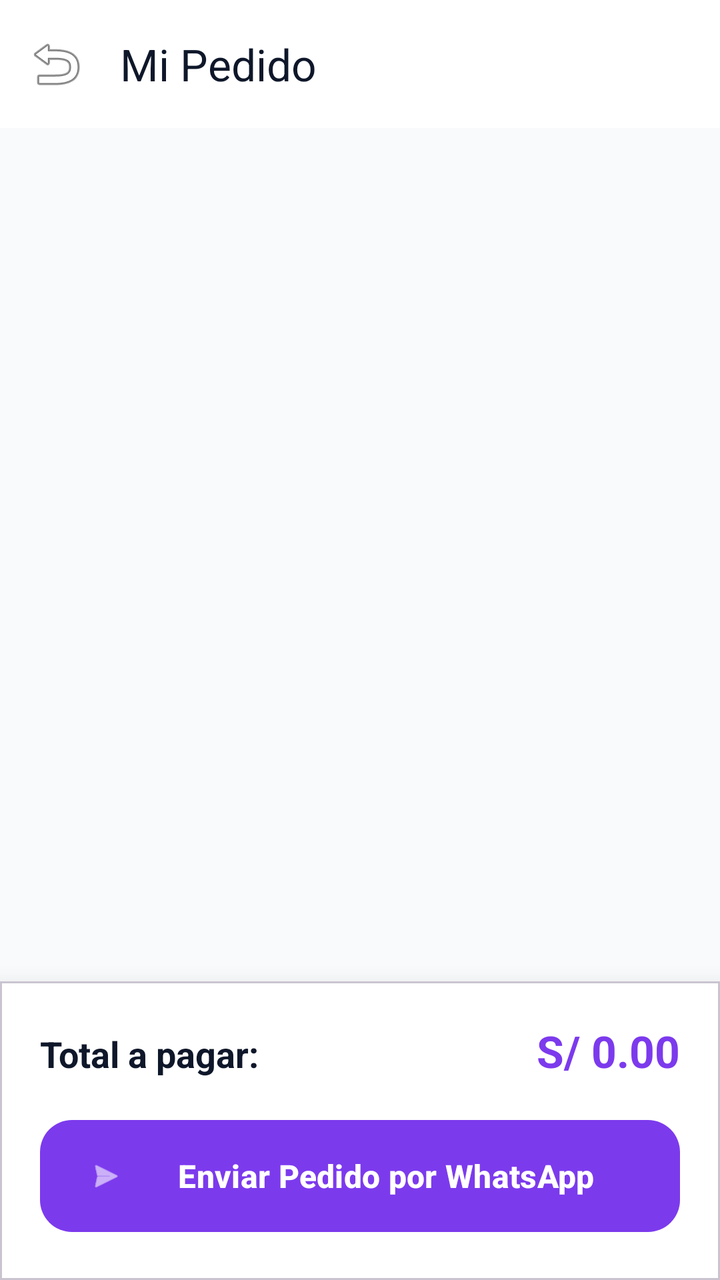
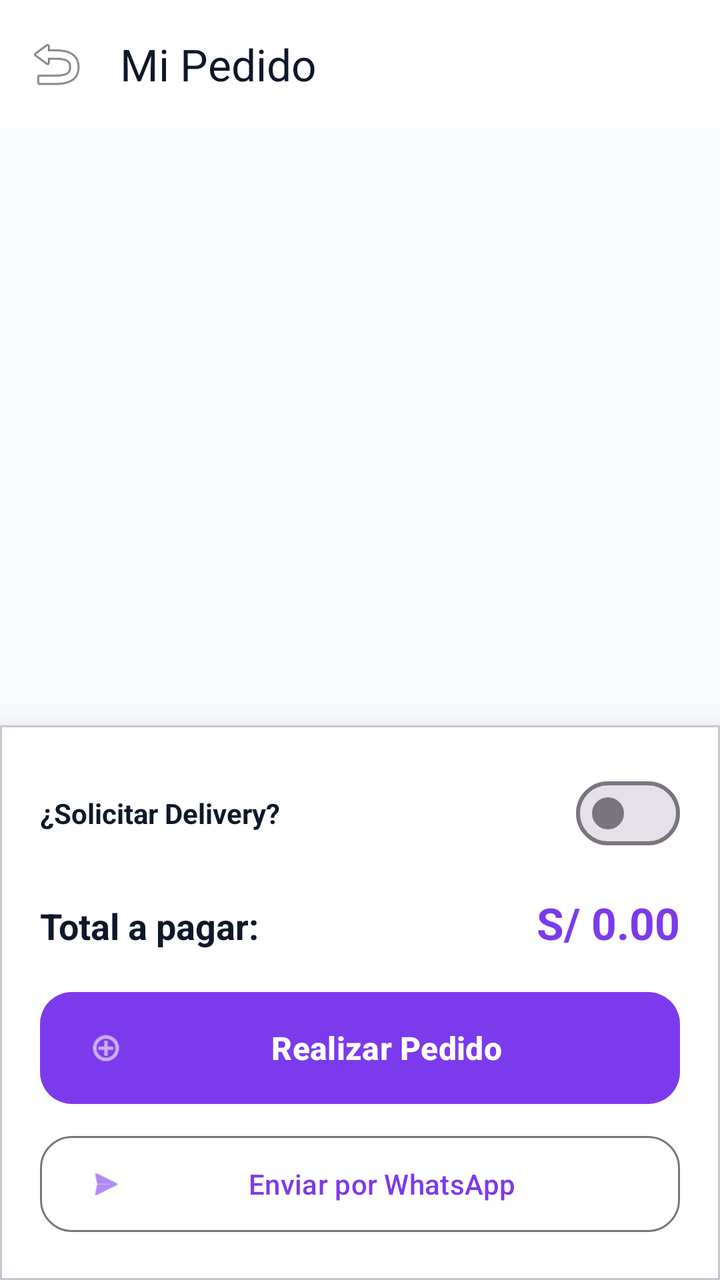

An Android layout rendered at two revisions. The XML below is the earlier revision; the diff shows what the commit changed to produce the second picture.
<!-- AndroidManifest.xml: application theme Theme.GoMezMart -->
<!-- res/layout/activity_cart_checkout.xml -->
<?xml version="1.0" encoding="utf-8"?>
<androidx.coordinatorlayout.widget.CoordinatorLayout xmlns:android="http://schemas.android.com/apk/res/android"
    xmlns:app="http://schemas.android.com/apk/res-auto"
    android:layout_width="match_parent"
    android:layout_height="match_parent"
    android:background="@color/slate_50">

    <com.google.android.material.appbar.AppBarLayout
        android:layout_width="match_parent"
        android:layout_height="wrap_content"
        android:background="@color/white"
        app:elevation="0dp">

        <com.google.android.material.appbar.MaterialToolbar
            android:id="@+id/toolbarCart"
            android:layout_width="match_parent"
            android:layout_height="?attr/actionBarSize"
            app:title="Mi Pedido"
            app:titleTextColor="@color/slate_900"
            app:navigationIcon="@android:drawable/ic_menu_revert" />

    </com.google.android.material.appbar.AppBarLayout>

    <androidx.recyclerview.widget.RecyclerView
        android:id="@+id/rvCartItems"
        android:layout_width="match_parent"
        android:layout_height="match_parent"
        android:clipToPadding="false"
        android:padding="8dp"
        android:paddingBottom="180dp"
        app:layout_behavior="@string/appbar_scrolling_view_behavior" />

    <com.google.android.material.card.MaterialCardView
        android:layout_width="match_parent"
        android:layout_height="wrap_content"
        android:layout_gravity="bottom"
        app:cardElevation="16dp"
        app:cardCornerRadius="0dp">

        <LinearLayout
            android:layout_width="match_parent"
            android:layout_height="wrap_content"
            android:orientation="vertical"
            android:padding="20dp"
            android:background="@color/white">

            <LinearLayout
                android:layout_width="match_parent"
                android:layout_height="wrap_content"
                android:orientation="horizontal"
                android:layout_marginBottom="16dp">

                <TextView
                    android:layout_width="0dp"
                    android:layout_height="wrap_content"
                    android:layout_weight="1"
                    android:text="Total a pagar:"
                    android:textSize="18sp"
                    android:textColor="@color/slate_900"
                    android:textStyle="bold" />

                <TextView
                    android:id="@+id/tvCheckoutTotal"
                    android:layout_width="wrap_content"
                    android:layout_height="wrap_content"
                    android:text="S/ 0.00"
                    android:textSize="22sp"
                    android:textColor="?attr/colorPrimary"
                    android:textStyle="bold" />
            </LinearLayout>

            <com.google.android.material.button.MaterialButton
                android:id="@+id/btnSendOrderWhatsApp"
                android:layout_width="match_parent"
                android:layout_height="64dp"
                android:text="Enviar Pedido por WhatsApp"
                android:textSize="16sp"
                android:textStyle="bold"
                app:cornerRadius="16dp"
                app:icon="@android:drawable/ic_menu_send" />

        </LinearLayout>
    </com.google.android.material.card.MaterialCardView>

</androidx.coordinatorlayout.widget.CoordinatorLayout>
<!-- resources referenced by this layout -->
<resources>
  <color name="slate_50">#F8FAFC</color>
  <color name="slate_900">#0F172A</color>
  <color name="white">#FFFFFFFF</color>
  <style name="Theme.GoMezMart" parent="Base.Theme.GoMezMart" />
  <style name="Base.Theme.GoMezMart" parent="Theme.Material3.DayNight.NoActionBar">
          <item name="colorPrimary">@color/purple_600</item>
          <item name="colorOnPrimary">@color/white</item>
          <item name="colorSecondary">@color/indigo_500</item>
          <item name="colorSurface">@color/slate_50</item>
          <item name="colorOnSurface">@color/slate_900</item>
          <item name="colorOnSurfaceVariant">@color/slate_500</item>
          <item name="colorSurfaceContainer">@color/white</item>
          <item name="android:windowBackground">@color/slate_50</item>
      </style>
  <color name="purple_600">#7C3AED</color>
  <color name="indigo_500">#6366F1</color>
  <color name="slate_500">#64748B</color>
</resources>

<!-- the commit's change to res/layout/activity_cart_checkout.xml (unified diff, before → after) -->
@@ -48,6 +48,53 @@
                 android:layout_width="match_parent"
                 android:layout_height="wrap_content"
                 android:orientation="horizontal"
+                android:layout_marginBottom="16dp"
+                android:gravity="center_vertical">
+
+                <TextView
+                    android:layout_width="0dp"
+                    android:layout_weight="1"
+                    android:layout_height="wrap_content"
+                    android:text="¿Solicitar Delivery?"
+                    android:textColor="@color/slate_900"
+                    android:textStyle="bold" />
+
+                <com.google.android.material.materialswitch.MaterialSwitch
+                    android:id="@+id/switchDelivery"
+                    android:layout_width="wrap_content"
+                    android:layout_height="wrap_content" />
+            </LinearLayout>
+
+            <LinearLayout
+                android:id="@+id/layoutDeliveryInfo"
+                android:layout_width="match_parent"
+                android:layout_height="wrap_content"
+                android:orientation="vertical"
+                android:visibility="gone"
+                android:layout_marginBottom="16dp">
+
+                <com.google.android.material.button.MaterialButton
+                    android:id="@+id/btnSetDeliveryLocation"
+                    style="@style/Widget.Material3.Button.TonalButton"
+                    android:layout_width="match_parent"
+                    android:layout_height="wrap_content"
+                    android:text="📍 Establecer Ubicación GPS"
+                    app:cornerRadius="12dp" />
+
+                <TextView
+                    android:id="@+id/tvDeliveryAddress"
+                    android:layout_width="match_parent"
+                    android:layout_height="wrap_content"
+                    android:layout_marginTop="8dp"
+                    android:text="Dirección no seleccionada"
+                    android:textColor="@color/slate_500"
+                    android:textSize="12sp" />
+            </LinearLayout>
+
+            <LinearLayout
+                android:layout_width="match_parent"
+                android:layout_height="wrap_content"
+                android:orientation="horizontal"
                 android:layout_marginBottom="16dp">
 
                 <TextView
@@ -70,12 +117,23 @@
             </LinearLayout>
 
             <com.google.android.material.button.MaterialButton
-                android:id="@+id/btnSendOrderWhatsApp"
+                android:id="@+id/btnPlaceOrderGoMezMart"
                 android:layout_width="match_parent"
                 android:layout_height="64dp"
-                android:text="Enviar Pedido por WhatsApp"
+                android:text="Realizar Pedido"
                 android:textSize="16sp"
                 android:textStyle="bold"
+                app:cornerRadius="16dp"
+                app:icon="@android:drawable/ic_menu_add"
+                android:layout_marginBottom="8dp" />
+
+            <com.google.android.material.button.MaterialButton
+                android:id="@+id/btnSendOrderWhatsApp"
+                style="@style/Widget.Material3.Button.OutlinedButton"
+                android:layout_width="match_parent"
+                android:layout_height="56dp"
+                android:text="Enviar por WhatsApp"
+                android:textSize="14sp"
                 app:cornerRadius="16dp"
                 app:icon="@android:drawable/ic_menu_send" />
 
